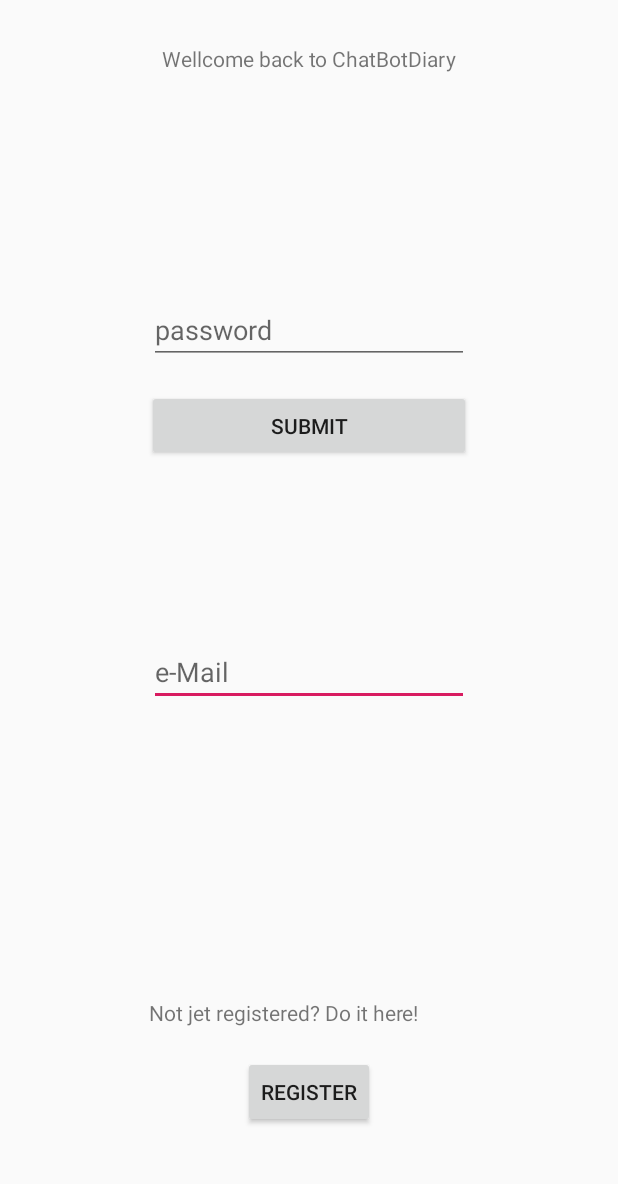
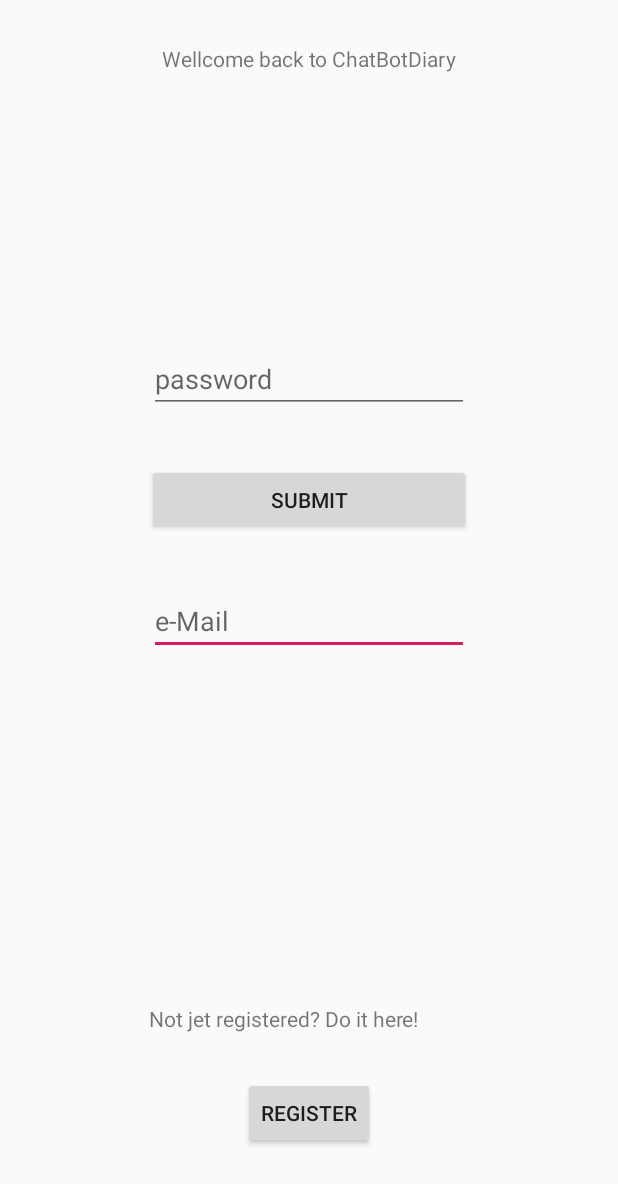
Before and after one commit to lomonat/android_lmu_diary, an Android app: the screen it shows after launch (MainActivity), on a phone screen of 412 x 824 dp. Shown: the top 1184 px of the screen. Run offline under Robolectric (Android 15) with nearby library versions, the phone set to English and light mode, and no system bars; our stand-ins replace Firebase (no records; nobody signed in at launch, a user with empty details on screens opened directly).

Commit message:
chnged main layout

```diff
--- a/app/src/main/res/layout/activity_main.xml
+++ b/app/src/main/res/layout/activity_main.xml
@@ -27,25 +27,22 @@
         android:layout_alignStart="@+id/pwText"
         android:layout_alignParentBottom="true"
         android:layout_marginStart="0dp"
-        android:layout_marginBottom="353dp"
+        android:layout_marginBottom="387dp"
         android:ems="10"
         android:hint="e-Mail"
-        android:inputType="textEmailAddress"
-        tools:layout_editor_absoluteX="84dp"
-        tools:layout_editor_absoluteY="67dp" />
+        android:inputType="textEmailAddress" />
 
     <EditText
         android:id="@+id/pwText"
         android:layout_width="wrap_content"
         android:layout_height="wrap_content"
+        android:layout_alignEnd="@+id/sButton"
         android:layout_alignParentTop="true"
-            android:layout_centerHorizontal="true"
-            android:layout_marginTop="197dp"
+        android:layout_marginTop="230dp"
+        android:layout_marginEnd="1dp"
         android:ems="10"
         android:hint="password"
-            android:inputType="textPassword"
-            tools:layout_editor_absoluteX="84dp"
-            tools:layout_editor_absoluteY="137dp" />
+        android:inputType="textPassword" />
 
 
     <Button
@@ -54,10 +51,8 @@
         android:layout_height="47dp"
         android:layout_alignParentTop="true"
         android:layout_centerHorizontal="true"
-        android:layout_marginTop="260dp"
-        android:text="Submit"
-        tools:layout_editor_absoluteX="84dp"
-        tools:layout_editor_absoluteY="217dp" />
+        android:layout_marginTop="309dp"
+        android:text="Submit" />
 
     <Button
         android:id="@+id/rButton"
@@ -65,20 +60,8 @@
         android:layout_height="wrap_content"
         android:layout_alignParentBottom="true"
         android:layout_centerHorizontal="true"
-        android:layout_marginBottom="72dp"
-        android:text="Register"
-        tools:layout_editor_absoluteX="148dp"
-        tools:layout_editor_absoluteY="373dp" />
-
-    <ProgressBar
-
-        android:id="@+id/progressBarS"
-        android:layout_width="wrap_content"
-        android:layout_height="wrap_content"
-        android:layout_below="@+id/sButtonSign"
-        android:layout_centerHorizontal="true"
-        android:layout_marginTop="16dp"
-        android:visibility="gone" />
+        android:layout_marginBottom="58dp"
+        android:text="Register" />
 
     <TextView
         android:id="@+id/textView2"
@@ -86,7 +69,17 @@
         android:layout_height="33dp"
         android:layout_alignStart="@+id/mailText"
         android:layout_alignParentBottom="true"
-        android:layout_marginBottom="125dp"
+        android:layout_marginStart="0dp"
+        android:layout_marginBottom="121dp"
         android:text="Not jet registered? Do it here!" />
 
+    <ProgressBar
+
+        android:id="@+id/progressBarS"
+        android:layout_width="49dp"
+        android:layout_height="58dp"
+        android:layout_below="@+id/sButtonSign"
+        android:layout_centerHorizontal="true"
+        android:visibility="gone" />
+
 </RelativeLayout>
```
Lines whose indentation alone changed are shown as unchanged.
